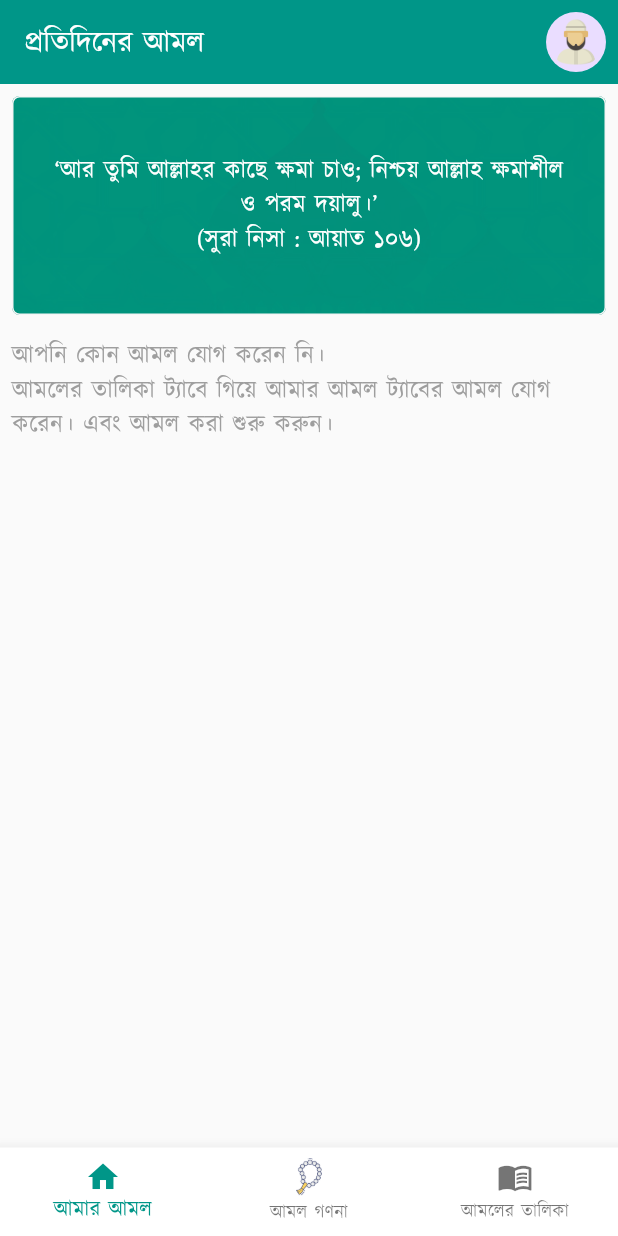
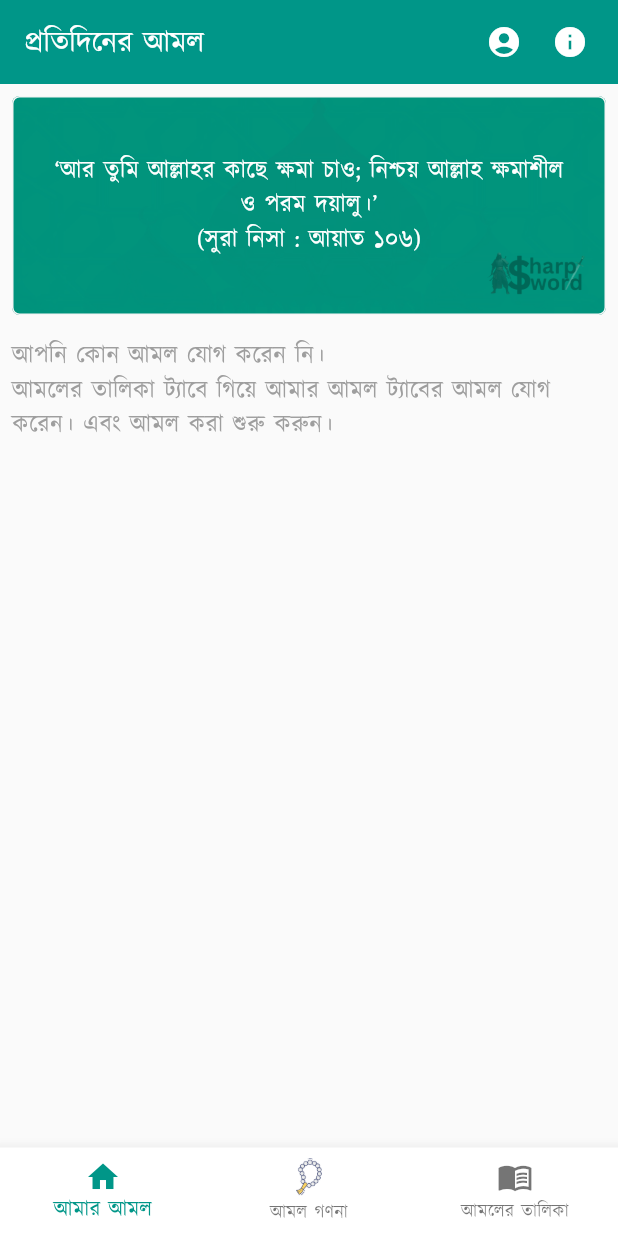
Before and after one commit to DevWithEasy/daily_amol_app, a Flutter app: the screen it shows after launch, on a phone screen of 412 x 824 dp. Run offline on Flutter 3.47's test engine with Material 3 defaults, Android fonts, the phone set to English and light mode, and no system bars; our stand-ins replace audioplayers, shared_preferences, vibration.

Commit message:
app in fo add

```diff
--- a/lib/components/home_screen_slider.dart
+++ b/lib/components/home_screen_slider.dart
@@ -66,7 +66,17 @@ class _HomeScreenSliderState extends State<HomeScreenSlider> {
           fit: BoxFit.cover,
         ),
       ),
-      child: SizedBox(
+      child: Stack(
+        children: [
+          Positioned(
+            bottom: 0,
+            right: 0,
+            child: Opacity(
+              opacity: 0.3,
+              child: Image.asset('assets/images/dev_sign.png', height: 30),
+            ),
+          ),
+          SizedBox(
             height: 120,
             child: PageView.builder(
               controller: _pageController,
@@ -80,12 +90,18 @@ class _HomeScreenSliderState extends State<HomeScreenSlider> {
                 return Padding(
                   padding: const EdgeInsets.symmetric(horizontal: 8),
                   child: Center(
-                child: Text(ayahs[index], textAlign: TextAlign.center,style: TextStyle(color : Colors.white),),
+                    child: Text(
+                      ayahs[index],
+                      textAlign: TextAlign.center,
+                      style: TextStyle(color: Colors.white),
+                    ),
                   ),
                 );
               },
             ),
           ),
+        ],
+      ),
     );
   }
 }
--- a/lib/screens/main_screen.dart
+++ b/lib/screens/main_screen.dart
@@ -41,6 +41,34 @@ class _MainScreenState extends State<MainScreen> {
     }
   }
 
+  // Show info dialog
+  void _showInfoDialog() {
+    showDialog(
+      context: context,
+      builder: (context) {
+        return AlertDialog(
+          shape: RoundedRectangleBorder(
+            borderRadius: BorderRadius.circular(10.0),
+          ),
+          elevation: 10.0,
+          backgroundColor: Colors.white,
+          title: Text('তথ্য'),
+          content: Text(
+            'এই অ্যাপটি \n১. আপনাকে প্রতিদিনের আমল এবং তাসবিহ গণনা করতে সাহায্য করবে।\n২. আপনি আমল যোগ করতে পারেন, আমল গণনা করতে পারেন এবং \n৩. আপনার অগ্রগতি ট্র্যাক করতে পারেন।\nএটির অনলাইন ভার্সন ও আরো অনেক আমল সংবলিত ভার্সন খুব শিঘ্রই আসবে ইনশাল্লাহ\n\nআপনার কোন জিজ্ঞাসা থাকলে robiulawal68@gmail.com এই ইমেলে বলতে পারনে।',
+          ),
+          actions: [
+            TextButton(
+              onPressed: () {
+                Navigator.pop(context); // Close the dialog
+              },
+              child: Text('ঠিক আছে'),
+            ),
+          ],
+        );
+      },
+    );
+  }
+
   @override
   Widget build(BuildContext context) {
     final provider = Provider.of<TasbihProvider>(context);
@@ -50,14 +78,15 @@ class _MainScreenState extends State<MainScreen> {
           _currentIndex == 0
               ? 'প্রতিদিনের আমল'
               : _currentIndex == 1
-              ? provider.activeTasbih
-                  ? provider.amol.name
-                  : 'অ্যাকটিভ তাসবিহ নেই'
-              : 'আমলের তালিকা',
+                  ? provider.activeTasbih
+                      ? provider.amol.name
+                      : 'অ্যাকটিভ তাসবিহ নেই'
+                  : 'আমলের তালিকা',
         ),
         backgroundColor: AppColors.primary,
         foregroundColor: Colors.white,
         actions: [
+          SizedBox(width: 8),
           InkWell(
             onTap: () {
               Navigator.push(
@@ -65,9 +94,12 @@ class _MainScreenState extends State<MainScreen> {
                 MaterialPageRoute(builder: (context) => ProfileScreen()),
               );
             },
-            child: CircleAvatar(
-              child: Image.asset('assets/images/user_man.png'),
-            ),
+            child: Icon(Icons.account_circle),
+          ),
+          SizedBox(width: 8),
+          IconButton(
+            icon: Icon(Icons.info_sharp),
+            onPressed: _showInfoDialog, // Show info dialog
           ),
           SizedBox(width: 8),
         ],
--- a/pubspec.yaml
+++ b/pubspec.yaml
@@ -74,6 +74,7 @@ flutter:
     - assets/images/tab_icon_tasbih_active.png
     - assets/images/user_man.png
     - assets/images/dua_hero_background.png
+    - assets/images/dev_sign.png
     - assets/audio/tasbih_click_sound.mp3
     - assets/audio/tasbih_count.mp3
     - assets/json/data.json
```
Also changed, not shown: assets/images/dev_sign.png (added). Lines whose indentation alone changed are shown as unchanged.
